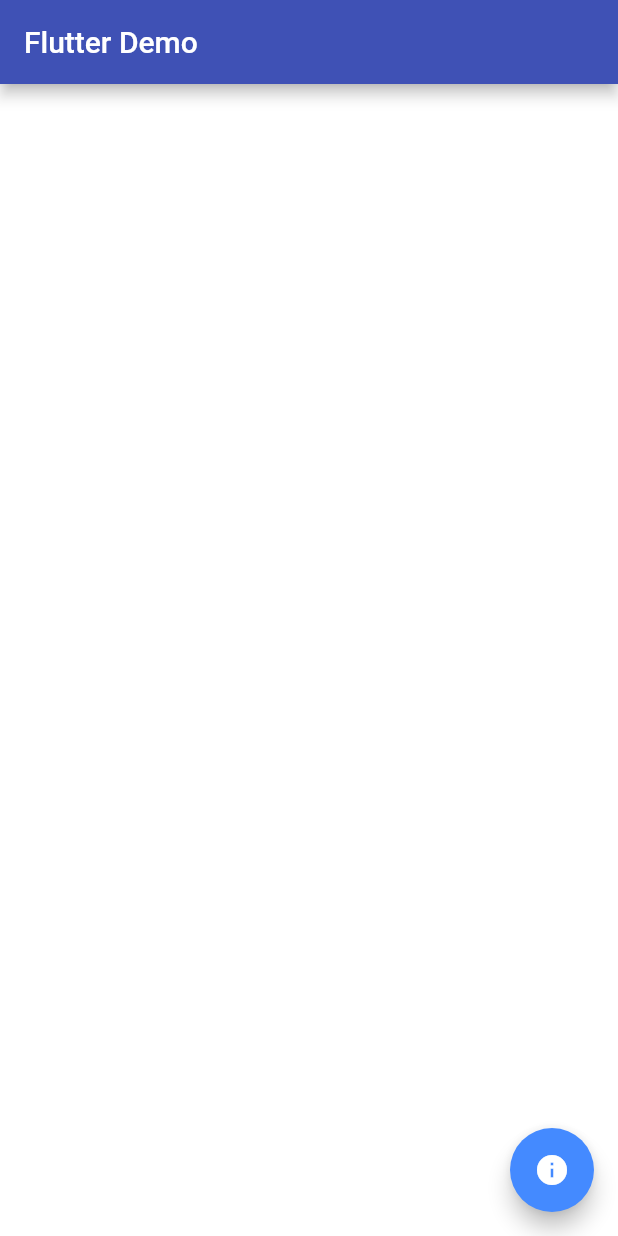
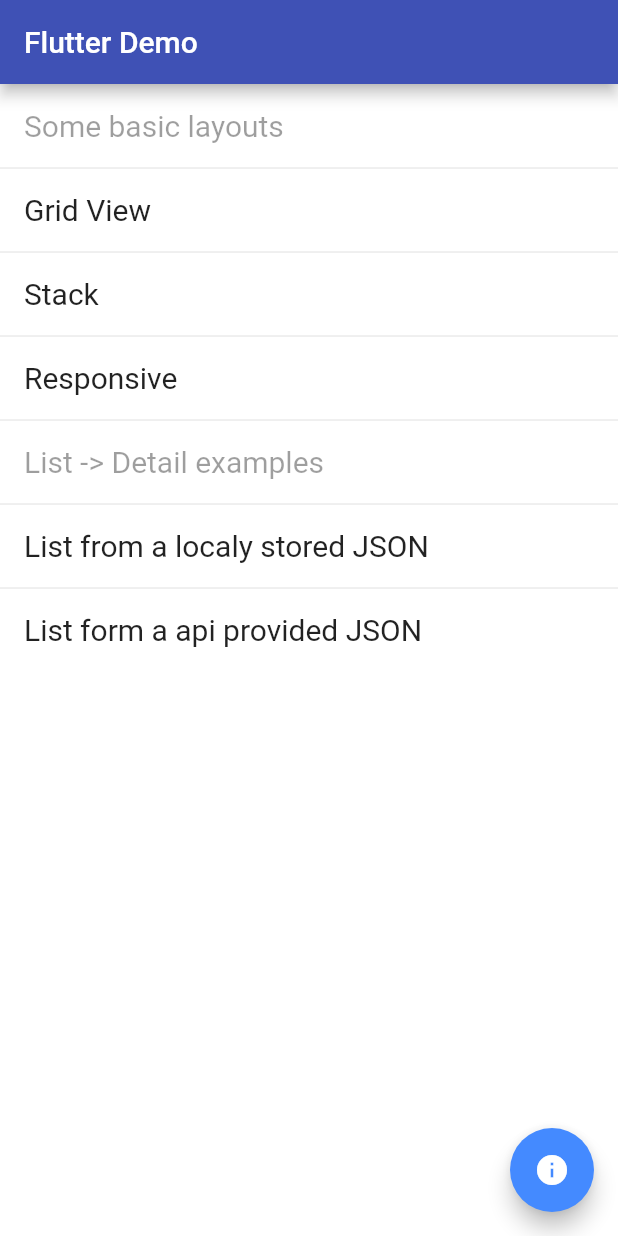
Before and after one commit to MazNaiini/flutter-sample, a Flutter app: the screen it shows after launch, on a phone screen of 412 x 824 dp. Run offline on Flutter 3.47's test engine with Material 2 defaults, Android fonts, the phone set to English and light mode, and no system bars.

Commit message:
The main static listView to present different items

```diff
--- /dev/null
+++ b/lib/MainList/MainListView.dart
@@ -0,0 +1,63 @@
+import 'package:flutter/material.dart';
+import 'package:flutter/rendering.dart';
+
+class MainListView extends StatelessWidget {
+  @override
+  Widget build(BuildContext context) {
+    return ListView(
+      children: ListTile.divideTiles(
+        context: context,
+        tiles: [
+          _groupHeaderTile('Some basic layouts'),
+          _SelectableTile(
+            title: 'Grid View',
+            onTap: () {},
+          ),
+          _SelectableTile(
+            title: 'Stack',
+            onTap: () {},
+          ),
+          _SelectableTile(
+            title: 'Responsive',
+            onTap: () {},
+          ),
+          _groupHeaderTile('List -> Detail examples'),
+          _SelectableTile(
+            title: 'List from a localy stored JSON',
+            onTap: () {},
+          ),
+          _SelectableTile(
+            title: 'List form a api provided JSON',
+            onTap: () {},
+          )
+        ],
+      ).toList(),
+    );
+  }
+
+  Widget _groupHeaderTile(String title) => ListTile(
+      title: Text(
+        title,
+        style: TextStyle(fontSize: 20),
+      ),
+      enabled: false);
+}
+
+class _SelectableTile extends StatelessWidget {
+  _SelectableTile({Key key, this.onTap, this.title}) : super(key: key);
+
+  final Function onTap;
+  final String title;
+
+  @override
+  Widget build(BuildContext context) {
+    return ListTile(
+      title: Text(
+        title ?? 'Title',
+        style: TextStyle(fontSize: 20),
+      ),
+      onTap: onTap ?? null,
+      selected: false,
+    );
+  }
+}
--- a/lib/MainList/MainListWidget.dart
+++ b/lib/MainList/MainListWidget.dart
@@ -1,5 +1,6 @@
 import 'package:flutter/material.dart';
 import 'package:flutter_sample/MoreInfo/MoreInfoWidget.dart';
+import 'MainListView.dart';
 
 class MainListWidget extends StatelessWidget {
   MainListWidget({Key key, this.title}) : super(key: key);
@@ -12,14 +13,10 @@
         appBar: AppBar(
           title: Text(this.title),
         ),
-        body: _body(context),
+        body: Container(child: MainListView()),
         floatingActionButton: _floatingActionButton(context),
         backgroundColor: Colors.white);
   }
-
-  Widget _body(BuildContext context) => Container(
-
-  );
 
   FloatingActionButton _floatingActionButton(BuildContext context) =>
       FloatingActionButton(
```
Also changed, not shown: 9 other files.
